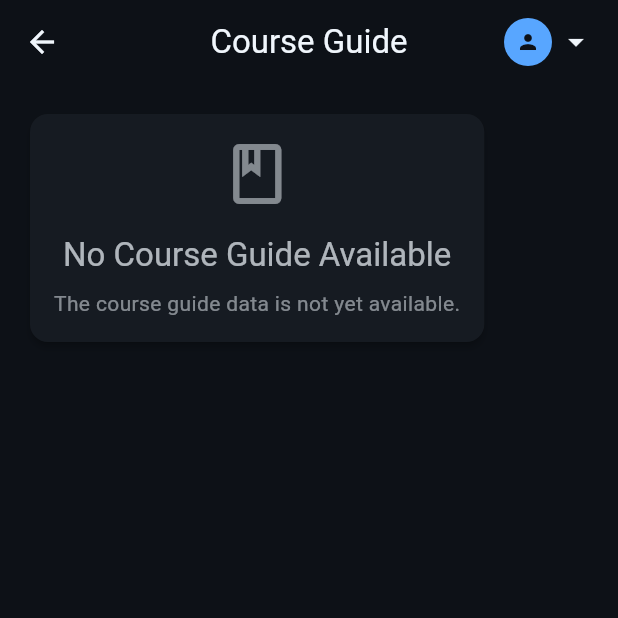
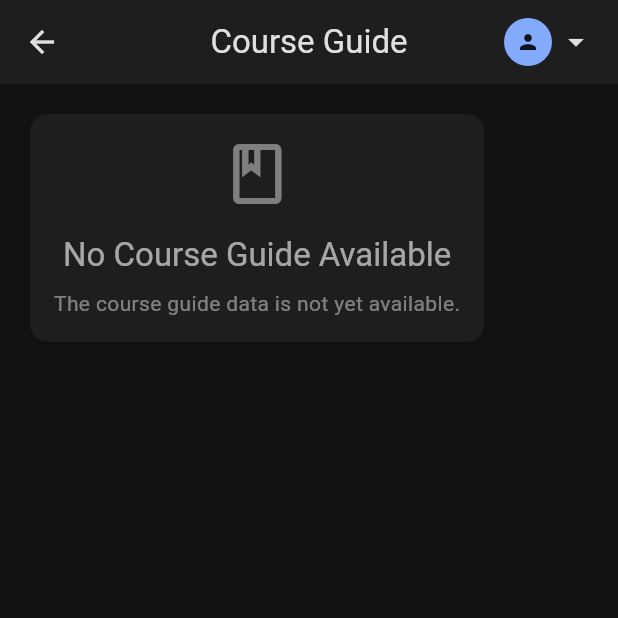
Before and after one commit to RCR0101/tabulr, a Flutter app: the screen it shows once a user with an empty profile is signed in, after a tap on the "menu book" icon, on a phone screen of 412 x 824 dp, the top half of it. Run offline on Flutter 3.47's test engine with Material 3 defaults, Android fonts, the light colour scheme and no system bars; our stand-ins replace cloud_firestore, file_picker, firebase_auth, firebase_core, flutter_dotenv, flutter_typeahead and 2 more; missing offline and left inert: dart:html, dart:js, excel; accounts and stored records are empty; generated files the repository leaves out were written again.

Commit message:
feat(ui): Revamp color scheme with a modern pastel theme

```diff
--- a/lib/main.dart
+++ b/lib/main.dart
@@ -79,40 +79,33 @@ class TimetableMakerApp extends StatelessWidget {
   Widget build(BuildContext context) {
     return MaterialApp(
       title: 'Tabulr',
-      theme: ThemeData.dark().copyWith(
-        primaryColor: const Color(0xFF0D1117),
-        scaffoldBackgroundColor: const Color(0xFF0D1117),
-        cardColor: const Color(0xFF161B22),
+      theme: ThemeData(
+        brightness: Brightness.dark,
+        scaffoldBackgroundColor: const Color(0xFF121212),
+        cardColor: const Color(0xFF1E1E1E),
+
         colorScheme: const ColorScheme.dark(
-          primary: Color(0xFF58A6FF),
-          secondary: Color(0xFF56D364),
-          surface: Color(0xFF161B22),
-          background: Color(0xFF0D1117),
-          error: Color(0xFFFF6B6B),
-          onPrimary: Color(0xFF0D1117),
-          onSecondary: Color(0xFF0D1117),
-          onSurface: Color(0xFFF0F6FC),
-          onBackground: Color(0xFFF0F6FC),
-          onError: Color(0xFF0D1117),
-          outline: Color(0xFF30363D),
+          primary: Color(0xFF82AAFF),
+          secondary: Color(0xFFC3E88D),
+          background: Color(0xFF121212),
+          surface: Color(0xFF1E1E1E),
+          error: Color(0xFFFF9B9B),
+          onPrimary: Color(0xFF10141C),
+          onSecondary: Color(0xFF181C10),
+          onBackground: Color(0xFFE0E0E0),
+          onSurface: Color(0xFFE0E0E0),
+          onError: Color(0xFF1C1010),
+          outline: Color(0xFF3A3A3A),
         ),
         appBarTheme: const AppBarTheme(
-          backgroundColor: Color(0xFF0D1117),
-          foregroundColor: Color(0xFFF0F6FC),
+          backgroundColor: Color(0xFF1E1E1E),
           elevation: 0,
         ),
-        cardTheme: CardTheme(
-          color: const Color(0xFF161B22),
-          elevation: 2,
-          shape: RoundedRectangleBorder(
-            borderRadius: BorderRadius.circular(12),
-          ),
-        ),
+
         elevatedButtonTheme: ElevatedButtonThemeData(
           style: ElevatedButton.styleFrom(
-            backgroundColor: const Color(0xFF58A6FF),
-            foregroundColor: const Color(0xFF0D1117),
-            elevation: 1,
+            backgroundColor: const Color(0xFF82AAFF),
+            foregroundColor: const Color(0xFF10141C),
             shape: RoundedRectangleBorder(
               borderRadius: BorderRadius.circular(8),
             ),
@@ -120,47 +113,26 @@ class TimetableMakerApp extends StatelessWidget {
         ),
         textButtonTheme: TextButtonThemeData(
           style: TextButton.styleFrom(
-            foregroundColor: const Color(0xFF58A6FF),
+            foregroundColor: const Color(0xFF82AAFF),
           ),
         ),
         inputDecorationTheme: InputDecorationTheme(
           filled: true,
-          fillColor: const Color(0xFF21262D),
+          fillColor: const Color(0xFF121212),
           border: OutlineInputBorder(
             borderRadius: BorderRadius.circular(8),
-            borderSide: const BorderSide(color: Color(0xFF30363D)),
+            borderSide: const BorderSide(color: Color(0xFF3A3A3A)),
           ),
           enabledBorder: OutlineInputBorder(
             borderRadius: BorderRadius.circular(8),
-            borderSide: const BorderSide(color: Color(0xFF30363D)),
+            borderSide: const BorderSide(color: Color(0xFF3A3A3A)),
           ),
           focusedBorder: OutlineInputBorder(
             borderRadius: BorderRadius.circular(8),
-            borderSide: const BorderSide(color: Color(0xFF58A6FF)),
-          ),
-          labelStyle: const TextStyle(color: Color(0xFF8B949E)),
-          hintStyle: const TextStyle(color: Color(0xFF6E7681)),
-        ),
-        chipTheme: ChipThemeData(
-          backgroundColor: const Color(0xFF21262D),
-          selectedColor: const Color(0xFF58A6FF),
-          labelStyle: const TextStyle(color: Color(0xFFF0F6FC)),
-          secondaryLabelStyle: const TextStyle(color: Color(0xFF0D1117)),
-          shape: RoundedRectangleBorder(
-            borderRadius: BorderRadius.circular(20),
+            borderSide: const BorderSide(color: Color(0xFF82AAFF), width: 1.5),
           ),
         ),
-        dataTableTheme: DataTableThemeData(
-          headingRowColor: MaterialStateProperty.all(const Color(0xFF21262D)),
-          dataRowColor: MaterialStateProperty.all(const Color(0xFF161B22)),
-          dividerThickness: 1,
-        ),
-        expansionTileTheme: const ExpansionTileThemeData(
-          backgroundColor: Color(0xFF21262D),
-          collapsedBackgroundColor: Color(0xFF161B22),
-          iconColor: Color(0xFF58A6FF),
-          collapsedIconColor: Color(0xFF8B949E),
-        ),
+
         visualDensity: VisualDensity.adaptivePlatformDensity,
       ),
       home: const AuthWrapper(),
```
Also changed, not shown: lib/widgets/timetable_widget.dart (+8 -10 lines).
